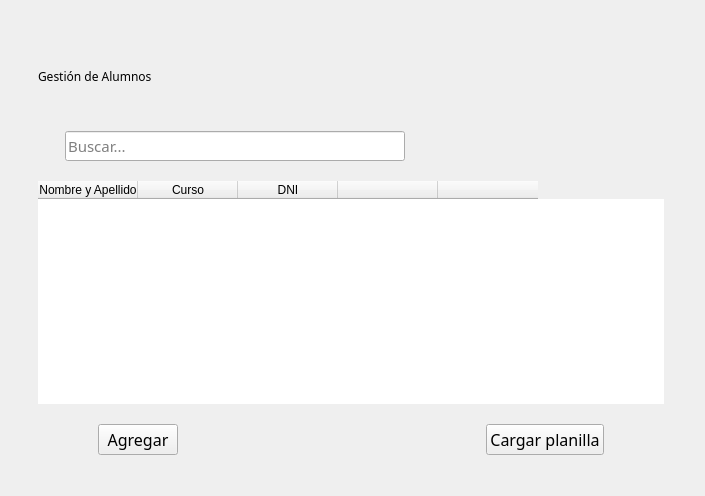
This is blustock/ui/screens_uis/alumnos.ui in MaxAPBusiness/Blustock as Qt 5 draws it before an edit. The edited form follows.
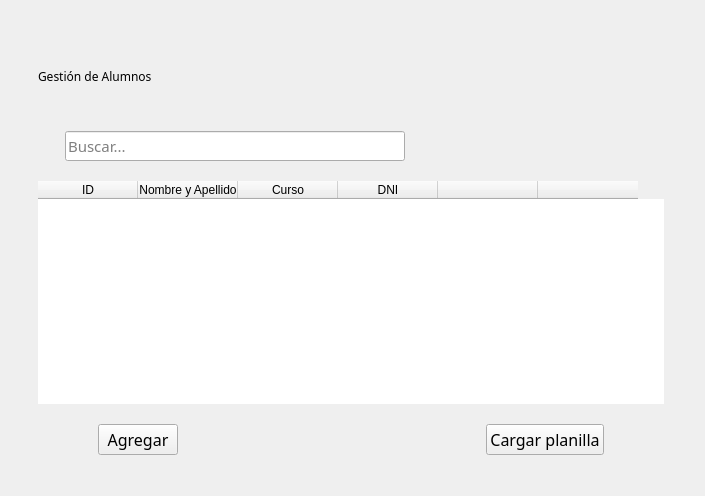
This is the edited form. Icons and pictures are not drawn.

The edit to the form file:
```diff
--- a/blustock/ui/screens_uis/alumnos.ui
+++ b/blustock/ui/screens_uis/alumnos.ui
@@ -173,6 +173,11 @@
        <attribute name="verticalHeaderVisible">
         <bool>false</bool>
        </attribute>
+       <column>
+        <property name="text">
+         <string>ID</string>
+        </property>
+       </column>
        <column>
         <property name="text">
          <string>Nombre y Apellido</string>
```
